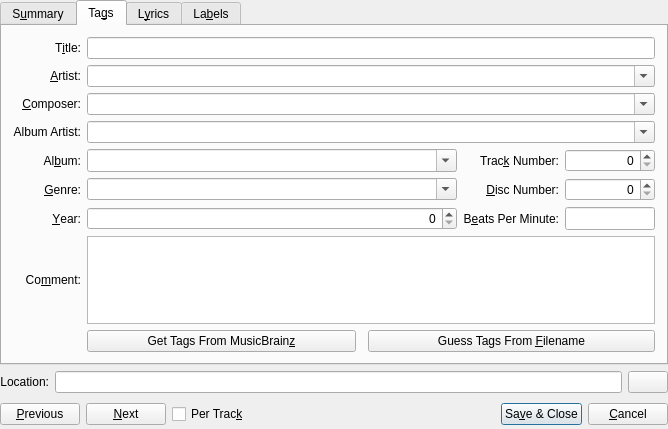
Old version of the form src/dialogs/TagDialogBase.ui in the repository netrunner-debian-kde-extras/amarok.
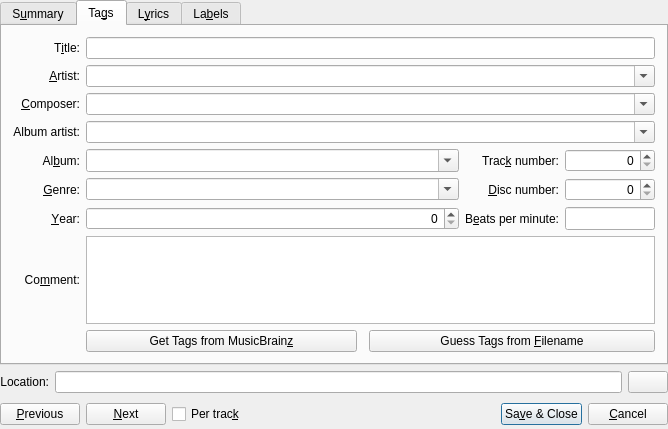
New version of the form. The open tabs and pages were chosen to show the change. Custom widgets are drawn as their Qt base class.

Patch:
```diff
--- a/src/dialogs/TagDialogBase.ui
+++ b/src/dialogs/TagDialogBase.ui
@@ -642,7 +642,7 @@
          <item row="3" column="0">
           <widget class="QLabel" name="textLabel_albumArtist">
            <property name="text">
-            <string>Album Artist:</string>
+            <string>Album artist:</string>
            </property>
            <property name="alignment">
             <set>Qt::AlignRight|Qt::AlignTrailing|Qt::AlignVCenter</set>
@@ -703,7 +703,7 @@
             </sizepolicy>
            </property>
            <property name="text">
-            <string>Trac&amp;k Number:</string>
+            <string>Trac&amp;k number:</string>
            </property>
            <property name="textFormat">
             <enum>Qt::PlainText</enum>
@@ -782,7 +782,7 @@
             </sizepolicy>
            </property>
            <property name="text">
-            <string>&amp;Disc Number:</string>
+            <string>&amp;Disc number:</string>
            </property>
            <property name="alignment">
             <set>Qt::AlignRight|Qt::AlignTrailing|Qt::AlignVCenter</set>
@@ -864,7 +864,7 @@
             </sizepolicy>
            </property>
            <property name="text">
-            <string>B&amp;eats Per Minute:</string>
+            <string>B&amp;eats per minute:</string>
            </property>
            <property name="alignment">
             <set>Qt::AlignRight|Qt::AlignTrailing|Qt::AlignVCenter</set>
@@ -924,7 +924,7 @@
             </sizepolicy>
            </property>
            <property name="text">
-            <string>Get Tags From MusicBrain&amp;z</string>
+            <string>Get Tags from MusicBrain&amp;z</string>
            </property>
           </widget>
          </item>
@@ -937,7 +937,7 @@
             </sizepolicy>
            </property>
            <property name="text">
-            <string>Guess Tags From &amp;Filename</string>
+            <string>Guess Tags from &amp;Filename</string>
            </property>
           </widget>
          </item>
@@ -1159,7 +1159,7 @@
        <item>
         <widget class="QCheckBox" name="checkBox_perTrack">
          <property name="text">
-          <string>Per Trac&amp;k</string>
+          <string>Per trac&amp;k</string>
          </property>
         </widget>
        </item>
```
